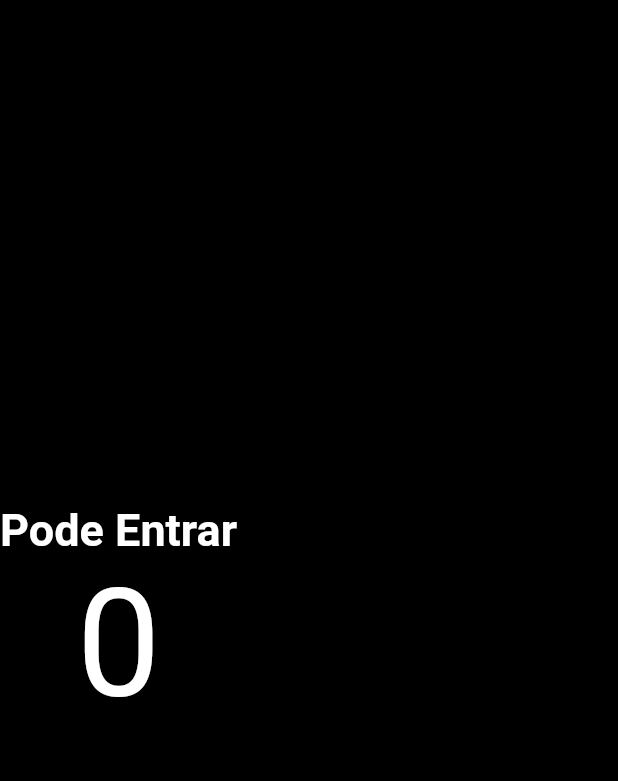
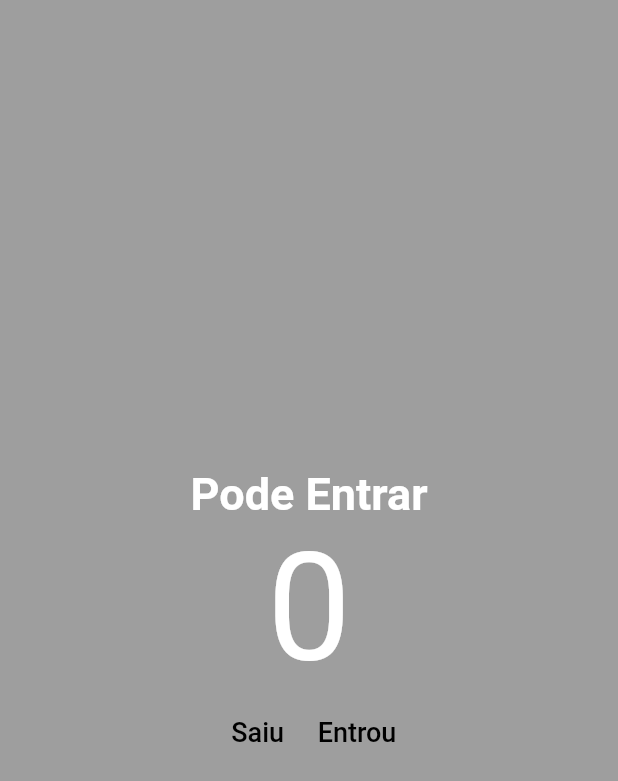
Before and after one commit to 9reis/app_contador_pessoas, a Flutter app: the screen it shows after launch, on a phone screen of 412 x 824 dp. Shown: the top 781 px of the screen. Run offline on Flutter 3.47's test engine with Material 2 defaults, Android fonts, the phone set to English and light mode, and no system bars.

Commit message:
Botao e linha

```diff
--- a/lib/main.dart
+++ b/lib/main.dart
@@ -19,14 +19,22 @@ class MyApp extends StatelessWidget {
 class HomePage extends StatelessWidget {
   const HomePage({super.key});
 
+  void decrement() {
+    print("Decrement");
+  }
+
+  void increment() {
+    print("Increment");
+  }
+
   @override
   Widget build(BuildContext context) {
     return Scaffold(
-      backgroundColor: Colors.black,
+      backgroundColor: Colors.grey,
       body: Column(
         mainAxisAlignment: MainAxisAlignment.center,
-        children: const [
-          Text(
+        children: [
+          const Text(
             "Pode Entrar",
             style: TextStyle(
               fontSize: 30,
@@ -34,9 +42,37 @@ class HomePage extends StatelessWidget {
               fontWeight: FontWeight.w700,
             ),
           ),
-          Text(
+          const Text(
             "0",
-            style: TextStyle(fontSize: 100, color: Colors.white),
+            style: TextStyle(
+              fontSize: 100,
+              color: Colors.white,
+            ),
+          ),
+          Row(
+            mainAxisAlignment: MainAxisAlignment.center,
+            children: [
+              TextButton(
+                onPressed: decrement,
+                child: Text(
+                  "Saiu",
+                  style: TextStyle(
+                    color: Colors.black,
+                    fontSize: 18,
+                  ),
+                ),
+              ),
+              TextButton(
+                onPressed: increment,
+                child: Text(
+                  "Entrou",
+                  style: TextStyle(
+                    color: Colors.black,
+                    fontSize: 18,
+                  ),
+                ),
+              ),
+            ],
           ),
         ],
       ),
```
